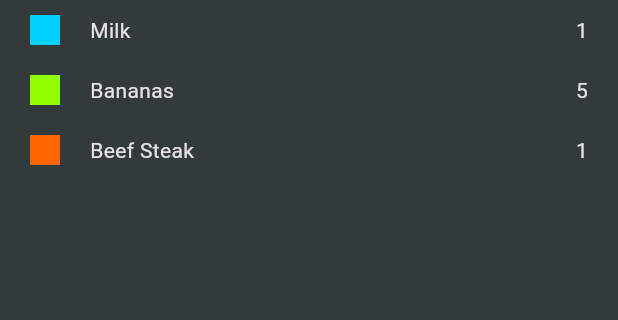
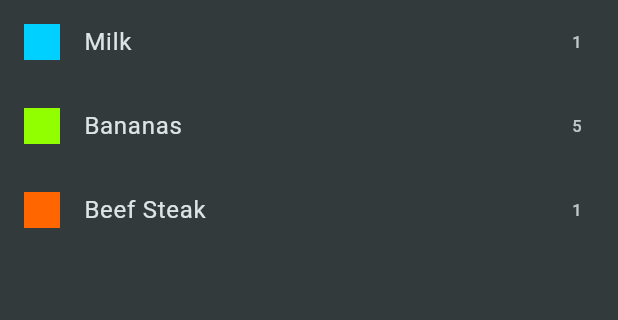
Before and after one commit to matidr/shopping_list_flutter, a Flutter app: the screen it shows after launch, on a phone screen of 412 x 824 dp, the part 84-404 px from its top. Run offline on Flutter 3.47's test engine with Material 3 defaults, Android fonts, the phone set to English and light mode, and no system bars.

Commit message:
changed grocery item from row to list tile to make it cleaner

```diff
--- a/lib/widgets/grocery_item.dart
+++ b/lib/widgets/grocery_item.dart
@@ -1,4 +1,4 @@
-import 'package:flutter/cupertino.dart';
+import 'package:flutter/material.dart';
 import 'package:shopping_list/models/grocery_item.dart';
 
 class GroceryListItem extends StatelessWidget {
@@ -8,17 +8,10 @@ class GroceryListItem extends StatelessWidget {
 
   @override
   Widget build(BuildContext context) {
-    return Padding(
-      padding: EdgeInsets.symmetric(horizontal: 20, vertical: 10),
-      child: Row(
-        children: [
-          Container(width: 20, height: 20, color: item.category.color),
-          SizedBox(width: 20),
-          Text(item.name),
-          Spacer(),
-          Text(item.quantity.toString()),
-        ],
-      ),
+    return ListTile(
+      title: Text(item.name),
+      leading: Container(width: 24, height: 24, color: item.category.color),
+      trailing: Text(item.quantity.toString()),
     );
   }
 }
```
